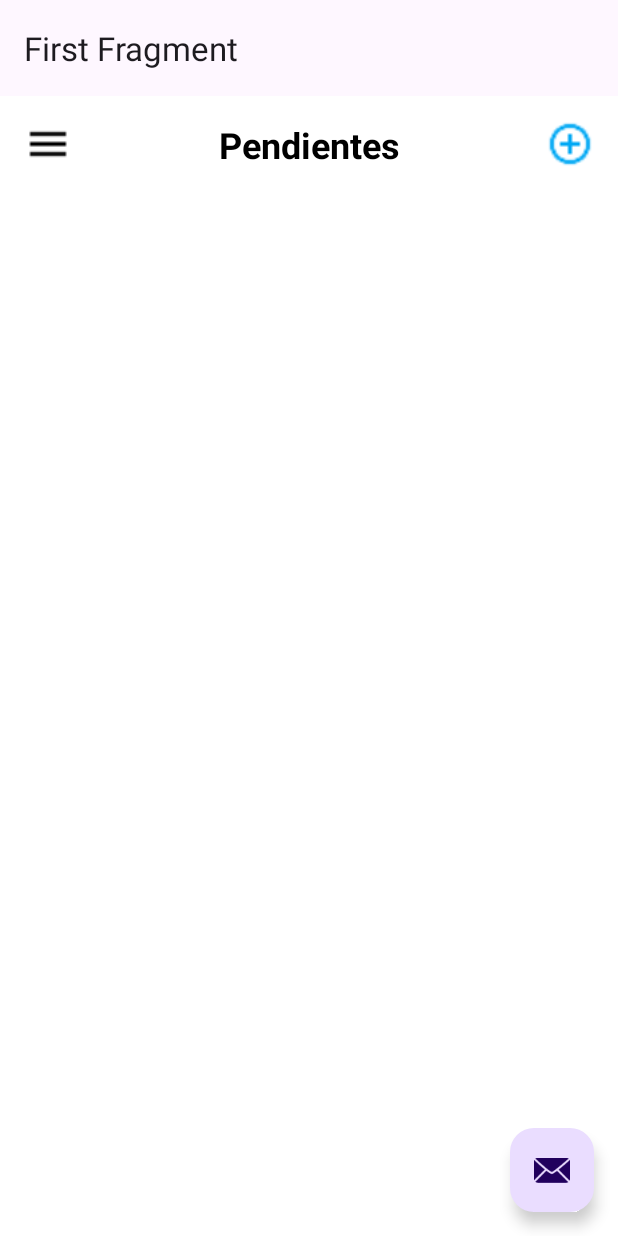
After one commit to taniaislas1/Note_Ferver, an Android app: the ListActivity screen opened directly, with no data from a screen before it, on a phone screen of 412 x 824 dp. The commit adds this screen. Run offline under Robolectric (Android 15) with nearby library versions, the phone set to English and light mode, and no system bars; our stand-ins replace navigation-ui.

Commit message:
ListActivity y Layouts

```diff
--- /dev/null
+++ b/app/src/main/java/com/example/noteferver/view/ListActivity.kt
@@ -0,0 +1,42 @@
+package com.example.noteferver.view
+
+import android.os.Bundle
+import com.google.android.material.snackbar.Snackbar
+import androidx.appcompat.app.AppCompatActivity
+import androidx.navigation.findNavController
+import androidx.navigation.ui.AppBarConfiguration
+import androidx.navigation.ui.navigateUp
+import androidx.navigation.ui.setupActionBarWithNavController
+import com.example.noteferver.R
+import com.example.noteferver.databinding.ActivityListBinding
+
+class ListActivity : AppCompatActivity() {
+
+    private lateinit var appBarConfiguration: AppBarConfiguration
+    private lateinit var binding: ActivityListBinding
+
+    override fun onCreate(savedInstanceState: Bundle?) {
+        super.onCreate(savedInstanceState)
+
+        binding = ActivityListBinding.inflate(layoutInflater)
+        setContentView(binding.root)
+
+        setSupportActionBar(binding.toolbar)
+
+        val navController = findNavController(R.id.nav_host_fragment_content_list)
+        appBarConfiguration = AppBarConfiguration(navController.graph)
+        setupActionBarWithNavController(navController, appBarConfiguration)
+
+        binding.fab.setOnClickListener { view ->
+            Snackbar.make(view, "Replace with your own action", Snackbar.LENGTH_LONG)
+                .setAction("Action", null)
+                .setAnchorView(R.id.fab).show()
+        }
+    }
+
+    override fun onSupportNavigateUp(): Boolean {
+        val navController = findNavController(R.id.nav_host_fragment_content_list)
+        return navController.navigateUp(appBarConfiguration)
+                || super.onSupportNavigateUp()
+    }
+}
--- /dev/null
+++ b/app/src/main/java/com/example/noteferver/view/PendingFragment.kt
@@ -0,0 +1,45 @@
+package com.example.noteferver.view
+
+import android.os.Bundle
+import androidx.fragment.app.Fragment
+import android.view.LayoutInflater
+import android.view.View
+import android.view.ViewGroup
+import androidx.navigation.fragment.findNavController
+import com.example.noteferver.databinding.FragmentPendingsBinding
+import com.example.noteferver.R
+
+/**
+ * A simple [Fragment] subclass as the default destination in the navigation.
+ */
+class PendingFragment : Fragment() {
+
+    private var _binding: FragmentPendingsBinding? = null
+
+    // This property is only valid between onCreateView and
+    // onDestroyView.
+    private val binding get() = _binding!!
+
+    override fun onCreateView(
+        inflater: LayoutInflater, container: ViewGroup?,
+        savedInstanceState: Bundle?
+    ): View {
+
+        _binding = FragmentPendingsBinding.inflate(inflater, container, false)
+        return binding.root
+
+    }
+
+    override fun onViewCreated(view: View, savedInstanceState: Bundle?) {
+        super.onViewCreated(view, savedInstanceState)
+
+        binding.btAdd.setOnClickListener {
+            findNavController().navigate(R.id.action_FirstFragment_to_SecondFragment)
+        }
+    }
+
+    override fun onDestroyView() {
+        super.onDestroyView()
+        _binding = null
+    }
+}
--- /dev/null
+++ b/app/src/main/res/layout/activity_list.xml
@@ -0,0 +1,33 @@
+<?xml version="1.0" encoding="utf-8"?>
+<androidx.coordinatorlayout.widget.CoordinatorLayout xmlns:android="http://schemas.android.com/apk/res/android"
+    xmlns:app="http://schemas.android.com/apk/res-auto"
+    xmlns:tools="http://schemas.android.com/tools"
+    android:layout_width="match_parent"
+    android:layout_height="match_parent"
+    android:fitsSystemWindows="true"
+    tools:context=".view.ListActivity">
+
+    <com.google.android.material.appbar.AppBarLayout
+        android:layout_width="match_parent"
+        android:layout_height="wrap_content"
+        android:fitsSystemWindows="true">
+
+        <com.google.android.material.appbar.MaterialToolbar
+            android:id="@+id/toolbar"
+            android:layout_width="match_parent"
+            android:layout_height="?attr/actionBarSize" />
+
+    </com.google.android.material.appbar.AppBarLayout>
+
+    <include layout="@layout/content_list" />
+
+    <com.google.android.material.floatingactionbutton.FloatingActionButton
+        android:id="@+id/fab"
+        android:layout_width="wrap_content"
+        android:layout_height="wrap_content"
+        android:layout_gravity="bottom|end"
+        android:layout_marginEnd="@dimen/fab_margin"
+        android:layout_marginBottom="16dp"
+        app:srcCompat="@android:drawable/ic_dialog_email" />
+
+</androidx.coordinatorlayout.widget.CoordinatorLayout>
--- /dev/null
+++ b/app/src/main/res/layout/content_list.xml
@@ -0,0 +1,19 @@
+<?xml version="1.0" encoding="utf-8"?>
+<androidx.constraintlayout.widget.ConstraintLayout xmlns:android="http://schemas.android.com/apk/res/android"
+    xmlns:app="http://schemas.android.com/apk/res-auto"
+    android:layout_width="match_parent"
+    android:layout_height="match_parent"
+    app:layout_behavior="@string/appbar_scrolling_view_behavior">
+
+    <fragment
+        android:id="@+id/nav_host_fragment_content_list"
+        android:name="androidx.navigation.fragment.NavHostFragment"
+        android:layout_width="0dp"
+        android:layout_height="0dp"
+        app:defaultNavHost="true"
+        app:layout_constraintBottom_toBottomOf="parent"
+        app:layout_constraintEnd_toEndOf="parent"
+        app:layout_constraintStart_toStartOf="parent"
+        app:layout_constraintTop_toTopOf="parent"
+        app:navGraph="@navigation/nav_graph2" />
+</androidx.constraintlayout.widget.ConstraintLayout>
--- /dev/null
+++ b/app/src/main/res/layout/fragment_pendings.xml
@@ -0,0 +1,55 @@
+<androidx.constraintlayout.widget.ConstraintLayout
+    xmlns:android="http://schemas.android.com/apk/res/android"
+    xmlns:app="http://schemas.android.com/apk/res-auto"
+    android:layout_width="match_parent"
+    android:layout_height="match_parent"
+    android:background="@color/white">
+
+    <com.google.android.material.button.MaterialButton
+        android:id="@+id/btMenu"
+        android:layout_width="32dp"
+        android:layout_height="32dp"
+        android:layout_marginStart="16dp"
+        android:layout_marginTop="16dp"
+        android:background="@drawable/menu"
+        app:backgroundTint="@color/black"
+        android:contentDescription="@string/descriptionMenu"
+        app:layout_constraintStart_toStartOf="parent"
+        app:layout_constraintTop_toTopOf="parent" />
+
+    <TextView
+        android:id="@+id/tvPending"
+        android:layout_width="wrap_content"
+        android:layout_height="wrap_content"
+        android:layout_marginTop="16dp"
+        android:text="@string/pendings"
+        android:textSize="24sp"
+        android:textColor="@color/black"
+        android:textStyle="bold"
+        app:layout_constraintTop_toTopOf="parent"
+        app:layout_constraintStart_toStartOf="parent"
+        app:layout_constraintEnd_toEndOf="parent"/>
+
+    <com.google.android.material.button.MaterialButton
+        android:id="@+id/btAdd"
+        android:layout_width="32dp"
+        android:layout_height="32dp"
+        android:layout_marginEnd="16dp"
+        android:layout_marginTop="16dp"
+        android:background="@drawable/add_circle"
+        android:contentDescription="@string/descriptionAdd"
+        app:backgroundTint="@color/blue"
+        app:layout_constraintEnd_toEndOf="parent"
+        app:layout_constraintTop_toTopOf="parent"/>
+
+    <androidx.recyclerview.widget.RecyclerView
+        android:id="@+id/rvTasks"
+        android:layout_width="0dp"
+        android:layout_height="0dp"
+        android:layout_marginTop="16dp"
+        android:layout_marginBottom="0dp"
+        app:layout_constraintTop_toBottomOf="@id/tvPending"
+        app:layout_constraintStart_toStartOf="parent"
+        app:layout_constraintEnd_toEndOf="parent"
+        app:layout_constraintBottom_toBottomOf="parent"/>
+</androidx.constraintlayout.widget.ConstraintLayout>
--- a/app/src/main/res/layout/register_fragment.xml
+++ b/app/src/main/res/layout/register_fragment.xml
@@ -53,7 +53,8 @@
         android:layout_width="wrap_content"
         android:layout_height="wrap_content"
         android:layout_marginStart="16dp"
-        android:src="@android:drawable/btn_star"
+        android:background="@drawable/back"
+        app:backgroundTint="@color/black"
         app:layout_constraintStart_toStartOf="parent"
         app:layout_constraintTop_toTopOf="parent" />
 
--- /dev/null
+++ b/app/src/main/res/navigation/nav_graph2.xml
@@ -0,0 +1,28 @@
+<?xml version="1.0" encoding="utf-8"?>
+<navigation xmlns:android="http://schemas.android.com/apk/res/android"
+    xmlns:app="http://schemas.android.com/apk/res-auto"
+    xmlns:tools="http://schemas.android.com/tools"
+    android:id="@+id/nav_graph2"
+    app:startDestination="@id/FirstFragment">
+
+    <fragment
+        android:id="@+id/FirstFragment"
+        android:name="com.example.noteferver.view.PendingFragment"
+        android:label="@string/first_fragment_label"
+        tools:layout="@layout/fragment_pendings">
+
+        <action
+            android:id="@+id/action_FirstFragment_to_SecondFragment"
+            app:destination="@id/SecondFragment" />
+    </fragment>
+    <fragment
+        android:id="@+id/SecondFragment"
+        android:name="com.example.noteferver.view.AddFragment"
+        android:label="@string/second_fragment_label"
+        tools:layout="@layout/fragment_add">
+
+        <action
+            android:id="@+id/action_SecondFragment_to_FirstFragment"
+            app:destination="@id/FirstFragment" />
+    </fragment>
+</navigation>
--- a/app/src/main/res/values/colors.xml
+++ b/app/src/main/res/values/colors.xml
@@ -2,4 +2,5 @@
 <resources>
     <color name="black">#FF000000</color>
     <color name="white">#FFFFFFFF</color>
+    <color name="blue">#03A9F4</color>
 </resources>
```
Also changed, not shown: app/src/main/AndroidManifest.xml (+12 -10 lines), app/src/main/java/com/example/noteferver/view/AddFragment.kt (added, +45 -0 lines), app/src/main/res/layout/fragment_add.xml (added, +107 -0 lines), app/src/main/res/values/strings.xml (+48 -0 lines), app/src/main/res/drawable/add_circle.png (added), app/src/main/res/drawable/back.png (added), app/src/main/res/drawable/menu.png (added).
